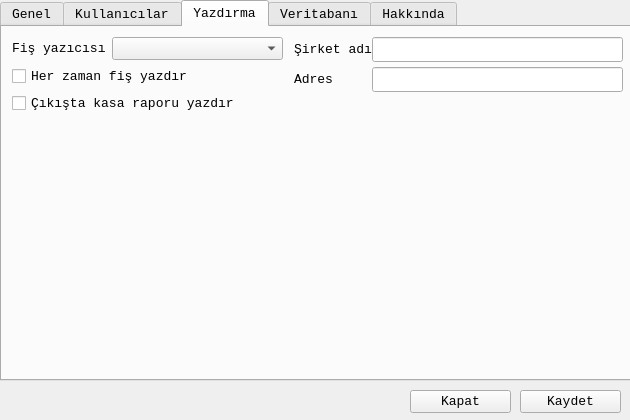
The window that ayarlardialog.ui (mamoo81/bhss) describes before a commit, drawn with Qt 5.
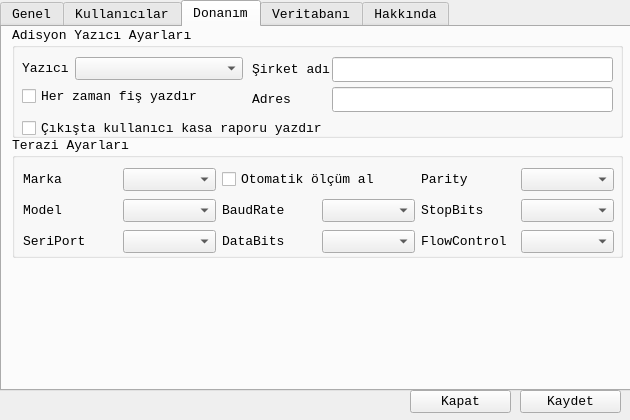
The same window after the commit. The open tabs and pages were chosen to show the change. Icons and pictures are not drawn.

Commit message: Terazi entegrasyonu yapıldı

```diff
--- a/ayarlardialog.ui
+++ b/ayarlardialog.ui
@@ -37,7 +37,7 @@
      <x>0</x>
      <y>0</y>
      <width>631</width>
-     <height>381</height>
+     <height>391</height>
     </rect>
    </property>
    <property name="currentIndex">
@@ -325,22 +325,70 @@
    </widget>
    <widget class="QWidget" name="tab">
     <attribute name="title">
-     <string>Yazdırma</string>
+     <string>Donanım</string>
     </attribute>
-    <widget class="QWidget" name="layoutWidget">
+    <widget class="QGroupBox" name="groupBox_6">
      <property name="geometry">
       <rect>
        <x>10</x>
-       <y>10</y>
-       <width>271</width>
-       <height>85</height>
+       <y>0</y>
+       <width>611</width>
+       <height>111</height>
+      </rect>
+     </property>
+     <property name="title">
+      <string>Adisyon Yazıcı Ayarları</string>
+     </property>
+     <widget class="QLabel" name="label_11">
+      <property name="geometry">
+       <rect>
+        <x>240</x>
+        <y>30</y>
+        <width>81</width>
+        <height>25</height>
+       </rect>
+      </property>
+      <property name="text">
+       <string>Şirket adı</string>
+      </property>
+     </widget>
+     <widget class="QLabel" name="label_10">
+      <property name="geometry">
+       <rect>
+        <x>240</x>
+        <y>60</y>
+        <width>81</width>
+        <height>25</height>
+       </rect>
+      </property>
+      <property name="text">
+       <string>Adres</string>
+      </property>
+     </widget>
+     <widget class="QLineEdit" name="SirketAdreslineEdit">
+      <property name="geometry">
+       <rect>
+        <x>320</x>
+        <y>60</y>
+        <width>281</width>
+        <height>25</height>
+       </rect>
+      </property>
+     </widget>
+     <widget class="QWidget" name="layoutWidget_3">
+      <property name="geometry">
+       <rect>
+        <x>10</x>
+        <y>30</y>
+        <width>221</width>
+        <height>61</height>
       </rect>
      </property>
      <layout class="QFormLayout" name="formLayout">
       <item row="0" column="0">
        <widget class="QLabel" name="label_2">
         <property name="text">
-         <string>Fiş yazıcısı</string>
+          <string>Yazıcı</string>
         </property>
        </widget>
       </item>
@@ -354,60 +402,143 @@
         </property>
        </widget>
       </item>
-      <item row="2" column="0" colspan="2">
-       <widget class="QCheckBox" name="herZamanKasacheckBox">
-        <property name="text">
-         <string>Çıkışta kasa raporu yazdır</string>
-        </property>
-       </widget>
-      </item>
-     </layout>
-    </widget>
-    <widget class="QLabel" name="label_10">
-     <property name="geometry">
-      <rect>
-       <x>292</x>
-       <y>40</y>
-       <width>102</width>
-       <height>25</height>
-      </rect>
-     </property>
-     <property name="text">
-      <string>Adres</string>
-     </property>
-    </widget>
+      </layout>
+     </widget>
     <widget class="QLineEdit" name="SirketAdilineEdit">
      <property name="geometry">
       <rect>
-       <x>370</x>
-       <y>10</y>
-       <width>251</width>
+        <x>320</x>
+        <y>30</y>
+        <width>281</width>
        <height>25</height>
       </rect>
      </property>
     </widget>
-    <widget class="QLineEdit" name="SirketAdreslineEdit">
+     <widget class="QCheckBox" name="herZamanKasacheckBox">
      <property name="geometry">
       <rect>
-       <x>370</x>
-       <y>40</y>
-       <width>251</width>
-       <height>25</height>
-      </rect>
-     </property>
-    </widget>
-    <widget class="QLabel" name="label_11">
+        <x>10</x>
+        <y>90</y>
+        <width>591</width>
+        <height>23</height>
+       </rect>
+      </property>
+      <property name="text">
+       <string>Çıkışta kullanıcı kasa raporu yazdır</string>
+      </property>
+     </widget>
+    </widget>
+    <widget class="QGroupBox" name="groupBox_7">
      <property name="geometry">
       <rect>
-       <x>292</x>
-       <y>10</y>
-       <width>102</width>
-       <height>25</height>
+       <x>10</x>
+       <y>110</y>
+       <width>611</width>
+       <height>121</height>
       </rect>
      </property>
+     <property name="title">
+      <string>Terazi Ayarları</string>
+     </property>
+     <widget class="QWidget" name="layoutWidget">
+      <property name="geometry">
+       <rect>
+        <x>11</x>
+        <y>29</y>
+        <width>591</width>
+        <height>89</height>
+       </rect>
+      </property>
+      <layout class="QGridLayout" name="gridLayout_2">
+       <item row="0" column="0">
+        <widget class="QLabel" name="label_32">
      <property name="text">
-      <string>Şirket adı</string>
-     </property>
+          <string>Marka</string>
+         </property>
+        </widget>
+       </item>
+       <item row="0" column="1">
+        <widget class="QComboBox" name="TeraziMarkacomboBox"/>
+       </item>
+       <item row="0" column="2" colspan="2">
+        <widget class="QCheckBox" name="checkBox">
+         <property name="text">
+          <string>Otomatik ölçüm al</string>
+         </property>
+        </widget>
+       </item>
+       <item row="0" column="4">
+        <widget class="QLabel" name="label_29">
+         <property name="text">
+          <string>Parity</string>
+         </property>
+        </widget>
+       </item>
+       <item row="0" column="5">
+        <widget class="QComboBox" name="ParitycomboBox"/>
+       </item>
+       <item row="1" column="0">
+        <widget class="QLabel" name="label_33">
+         <property name="text">
+          <string>Model</string>
+         </property>
+        </widget>
+       </item>
+       <item row="1" column="1">
+        <widget class="QComboBox" name="TeraziModelcomboBox"/>
+       </item>
+       <item row="1" column="2">
+        <widget class="QLabel" name="label_27">
+         <property name="text">
+          <string>BaudRate</string>
+         </property>
+        </widget>
+       </item>
+       <item row="1" column="3">
+        <widget class="QComboBox" name="BaudRatecomboBox"/>
+       </item>
+       <item row="1" column="4">
+        <widget class="QLabel" name="label_30">
+         <property name="text">
+          <string>StopBits</string>
+         </property>
+        </widget>
+       </item>
+       <item row="1" column="5">
+        <widget class="QComboBox" name="StopBitscomboBox"/>
+       </item>
+       <item row="2" column="0">
+        <widget class="QLabel" name="label_26">
+         <property name="text">
+          <string>SeriPort</string>
+         </property>
+        </widget>
+       </item>
+       <item row="2" column="1">
+        <widget class="QComboBox" name="SeriPortcomboBox"/>
+       </item>
+       <item row="2" column="2">
+        <widget class="QLabel" name="label_28">
+         <property name="text">
+          <string>DataBits</string>
+         </property>
+        </widget>
+       </item>
+       <item row="2" column="3">
+        <widget class="QComboBox" name="DataBitscomboBox"/>
+       </item>
+       <item row="2" column="4">
+        <widget class="QLabel" name="label_31">
+         <property name="text">
+          <string>FlowControl</string>
+         </property>
+        </widget>
+       </item>
+       <item row="2" column="5">
+        <widget class="QComboBox" name="FlowControlcomboBox"/>
+       </item>
+      </layout>
+     </widget>
     </widget>
    </widget>
    <widget class="QWidget" name="tabVeritabani">
```
Left out of the diff: 2 changed lines with no effect on the pictures. Lines whose indentation alone changed are shown as unchanged. The commit also changes 16 other files.
